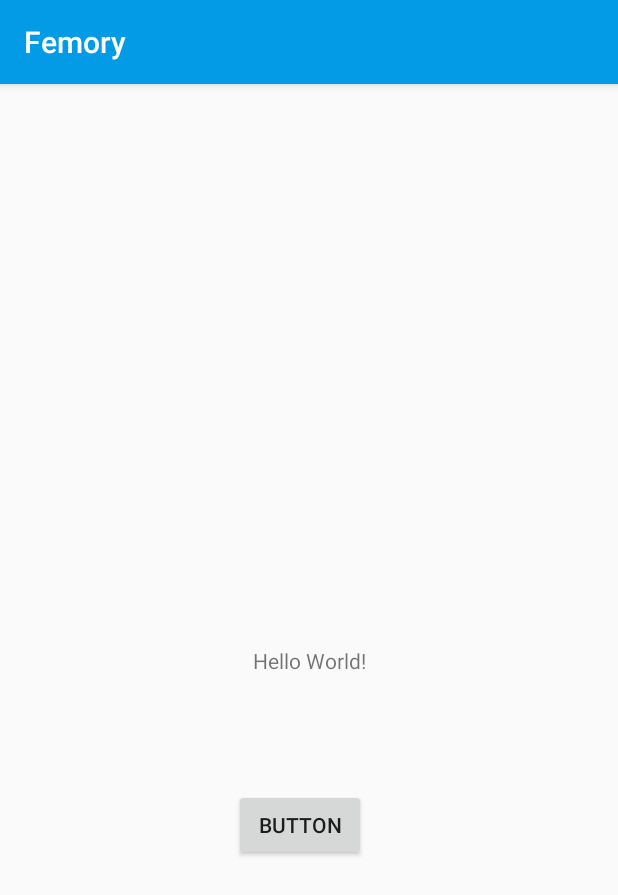
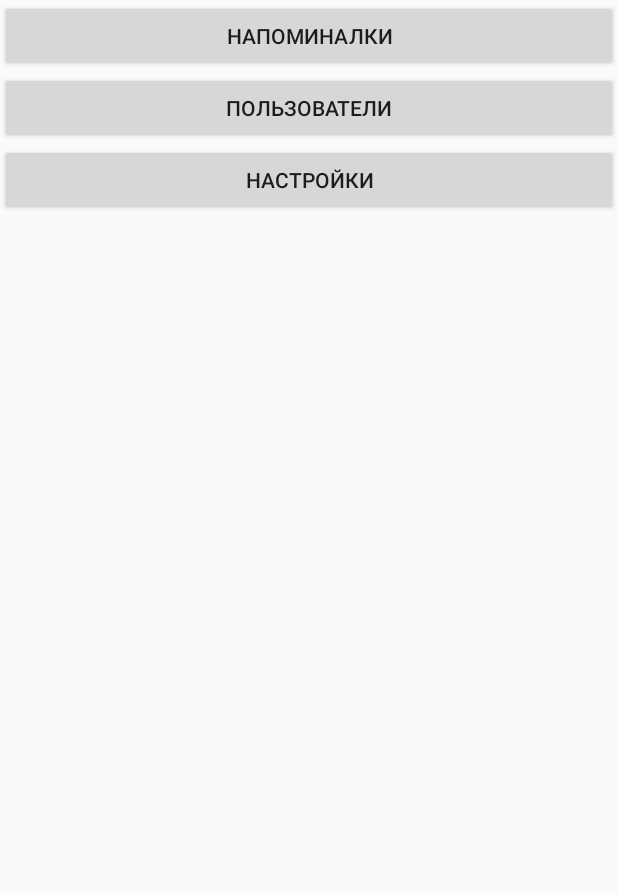
Before and after one commit to amavr/Femory.Test, an Android app: the screen it shows after launch once a user with an empty profile is signed in (MainActivity), on a phone screen of 412 x 824 dp. Shown: the top 895 px of the screen. Run offline under Robolectric (Android 15) with nearby library versions, the phone set to English and light mode, and no system bars; our stand-ins replace Firebase (no records; nobody signed in at launch, a user with empty details on screens opened directly).

Commit message:
Промежуточный - работает

```diff
--- a/app/src/main/AndroidManifest.xml
+++ b/app/src/main/AndroidManifest.xml
@@ -11,8 +11,10 @@
         android:theme="@style/AppTheme">
         <activity android:name=".AuthActivity"
             android:noHistory="true"
+            android:theme="@style/AppTheme.NoActionBar"
             android:label="Authorization"/>
         <activity android:name=".MainActivity"
+            android:theme="@style/AppTheme.NoActionBar"
             android:label="Femory">
             <intent-filter>
                 <action android:name="android.intent.action.MAIN" />
--- /dev/null
+++ b/app/src/main/java/com/amavr/femory/NavFragment.java
@@ -0,0 +1,95 @@
+package com.amavr.femory;
+
+import android.os.Bundle;
+
+import androidx.fragment.app.Fragment;
+import androidx.navigation.NavController;
+import androidx.navigation.fragment.NavHostFragment;
+
+import android.view.LayoutInflater;
+import android.view.View;
+import android.view.ViewGroup;
+import android.widget.Button;
+
+import java.util.zip.Inflater;
+
+
+/**
+ * A simple {@link Fragment} subclass.
+ * Use the {@link NavFragment#newInstance} factory method to
+ * create an instance of this fragment.
+ */
+public class NavFragment extends Fragment {
+    // TODO: Rename parameter arguments, choose names that match
+    // the fragment initialization parameters, e.g. ARG_ITEM_NUMBER
+    private static final String ARG_PARAM1 = "param1";
+    private static final String ARG_PARAM2 = "param2";
+
+    // TODO: Rename and change types of parameters
+    private String mParam1;
+    private String mParam2;
+
+    private NavController nc;
+
+    public NavFragment() {
+        // Required empty public constructor
+    }
+
+    /**
+     * Use this factory method to create a new instance of
+     * this fragment using the provided parameters.
+     *
+     * @param param1 Parameter 1.
+     * @param param2 Parameter 2.
+     * @return A new instance of fragment NavFragment.
+     */
+    // TODO: Rename and change types and number of parameters
+    public static NavFragment newInstance(String param1, String param2) {
+        NavFragment fragment = new NavFragment();
+        Bundle args = new Bundle();
+        args.putString(ARG_PARAM1, param1);
+        args.putString(ARG_PARAM2, param2);
+        fragment.setArguments(args);
+        return fragment;
+    }
+
+    @Override
+    public void onCreate(Bundle savedInstanceState) {
+        super.onCreate(savedInstanceState);
+        if (getArguments() != null) {
+            mParam1 = getArguments().getString(ARG_PARAM1);
+            mParam2 = getArguments().getString(ARG_PARAM2);
+        }
+    }
+
+    @Override
+    public View onCreateView(LayoutInflater inflater, ViewGroup container,
+                             Bundle savedInstanceState) {
+        // Inflate the layout for this fragment
+        View navView = inflater.inflate(R.layout.fragment_nav, container, false);
+        nc = NavHostFragment.findNavController(this);
+
+        navView.findViewById(R.id.btnTasks).setOnClickListener(new View.OnClickListener() {
+            @Override
+            public void onClick(View v) {
+                nc.navigate(R.id.tasksFragment);
+            }
+        });
+
+        navView.findViewById(R.id.btnUsers).setOnClickListener(new View.OnClickListener() {
+            @Override
+            public void onClick(View v) {
+                nc.navigate(R.id.usersFragment);
+            }
+        });
+
+        navView.findViewById(R.id.btnOptions).setOnClickListener(new View.OnClickListener() {
+            @Override
+            public void onClick(View v) {
+                nc.navigate(R.id.optionsFragment);
+            }
+        });
+
+        return navView;
+    }
+}
--- a/app/src/main/res/layout/activity_main.xml
+++ b/app/src/main/res/layout/activity_main.xml
@@ -6,25 +6,28 @@
     android:layout_height="match_parent"
     tools:context=".MainActivity">
 
-    <TextView
-        android:id="@+id/textView"
-        android:layout_width="wrap_content"
-        android:layout_height="wrap_content"
-        android:text="Hello World!"
+<!--    <Button-->
+<!--        android:id="@+id/btnTest"-->
+<!--        android:layout_width="wrap_content"-->
+<!--        android:layout_height="48dp"-->
+<!--        android:text="Выйти"-->
+<!--        app:layout_constraintBottom_toBottomOf="parent"-->
+<!--        app:layout_constraintEnd_toEndOf="parent"-->
+<!--        app:layout_constraintHorizontal_bias="0.498"-->
+<!--        app:layout_constraintStart_toStartOf="parent"-->
+<!--        app:layout_constraintTop_toTopOf="parent"-->
+<!--        app:layout_constraintVertical_bias="0.023" />-->
+
+    <fragment
+        android:id="@+id/navFragment"
+        android:name="androidx.navigation.fragment.NavHostFragment"
+        android:layout_width="0dp"
+        android:layout_height="0dp"
+        app:defaultNavHost="true"
         app:layout_constraintBottom_toBottomOf="parent"
-        app:layout_constraintLeft_toLeftOf="parent"
-        app:layout_constraintRight_toRightOf="parent"
-        app:layout_constraintTop_toTopOf="parent" />
-
-    <Button
-        android:id="@+id/btnTest"
-        android:layout_width="wrap_content"
-        android:layout_height="wrap_content"
-        android:layout_marginTop="76dp"
-        android:text="Button"
         app:layout_constraintEnd_toEndOf="parent"
-        app:layout_constraintHorizontal_bias="0.482"
         app:layout_constraintStart_toStartOf="parent"
-        app:layout_constraintTop_toBottomOf="@+id/textView" />
+        app:layout_constraintTop_toTopOf="parent"
+        app:navGraph="@navigation/routes" />
 
 </androidx.constraintlayout.widget.ConstraintLayout>
--- /dev/null
+++ b/app/src/main/res/layout/fragment_nav.xml
@@ -0,0 +1,27 @@
+<?xml version="1.0" encoding="utf-8"?>
+<LinearLayout xmlns:android="http://schemas.android.com/apk/res/android"
+    xmlns:tools="http://schemas.android.com/tools"
+    android:layout_width="match_parent"
+    android:layout_height="match_parent"
+    android:orientation="vertical"
+    tools:context=".NavFragment">
+
+    <Button
+        android:id="@+id/btnTasks"
+        android:text="@string/tasks_name"
+        android:layout_width="match_parent"
+        android:layout_height="wrap_content" />
+
+    <Button
+        android:id="@+id/btnUsers"
+        android:text="@string/users_name"
+        android:layout_width="match_parent"
+        android:layout_height="wrap_content" />
+
+    <Button
+        android:id="@+id/btnOptions"
+        android:text="@string/options_name"
+        android:layout_width="match_parent"
+        android:layout_height="wrap_content" />
+
+</LinearLayout>
--- /dev/null
+++ b/app/src/main/res/navigation/routes.xml
@@ -0,0 +1,38 @@
+<?xml version="1.0" encoding="utf-8"?>
+<navigation xmlns:android="http://schemas.android.com/apk/res/android"
+    xmlns:app="http://schemas.android.com/apk/res-auto"
+    xmlns:tools="http://schemas.android.com/tools"
+    android:id="@+id/nav_graph"
+    app:startDestination="@id/navFragment">
+
+    <fragment
+        android:id="@+id/navFragment"
+        android:name="com.amavr.femory.NavFragment"
+        android:label="Меню"
+        tools:layout="@layout/fragment_nav" >
+        <action
+            android:id="@+id/action_navFragment_to_tasksFragment"
+            app:destination="@id/tasksFragment" />
+        <action
+            android:id="@+id/action_navFragment_to_usersFragment"
+            app:destination="@id/usersFragment" />
+        <action
+            android:id="@+id/action_navFragment_to_optionsFragment"
+            app:destination="@id/optionsFragment" />
+    </fragment>
+    <fragment
+        android:id="@+id/usersFragment"
+        android:name="com.amavr.femory.UsersFragment"
+        android:label="@string/users_name"
+        tools:layout="@layout/fragment_users" />
+    <fragment
+        android:id="@+id/tasksFragment"
+        android:name="com.amavr.femory.TasksFragment"
+        android:label="@string/tasks_name"
+        tools:layout="@layout/fragment_tasks" />
+    <fragment
+        android:id="@+id/optionsFragment"
+        android:name="com.amavr.femory.OptionsFragment"
+        android:label="@string/options_name"
+        tools:layout="@layout/fragment_options" />
+</navigation>
--- a/app/src/main/res/values/strings.xml
+++ b/app/src/main/res/values/strings.xml
@@ -1,3 +1,8 @@
 <resources>
     <string name="app_name">Femory</string>
+
+    <!-- TODO: Remove or change this placeholder text -->
+    <string name="tasks_name">Напоминалки</string>
+    <string name="users_name">Пользователи</string>
+    <string name="options_name">Настройки</string>
 </resources>
```
Also changed, not shown: app/build.gradle (+17 -0 lines), app/src/main/java/com/amavr/femory/MainActivity.java (+22 -22 lines), app/src/main/java/com/amavr/femory/OptionsFragment.java (added, +64 -0 lines), app/src/main/java/com/amavr/femory/TasksFragment.java (added, +64 -0 lines), app/src/main/java/com/amavr/femory/UsersFragment.java (added, +64 -0 lines), app/src/main/res/layout/fragment_options.xml (added, +14 -0 lines), app/src/main/res/layout/fragment_tasks.xml (added, +14 -0 lines), app/src/main/res/layout/fragment_users.xml (added, +14 -0 lines), app/src/main/res/menu/drawer_menu.xml (added, +12 -0 lines).
